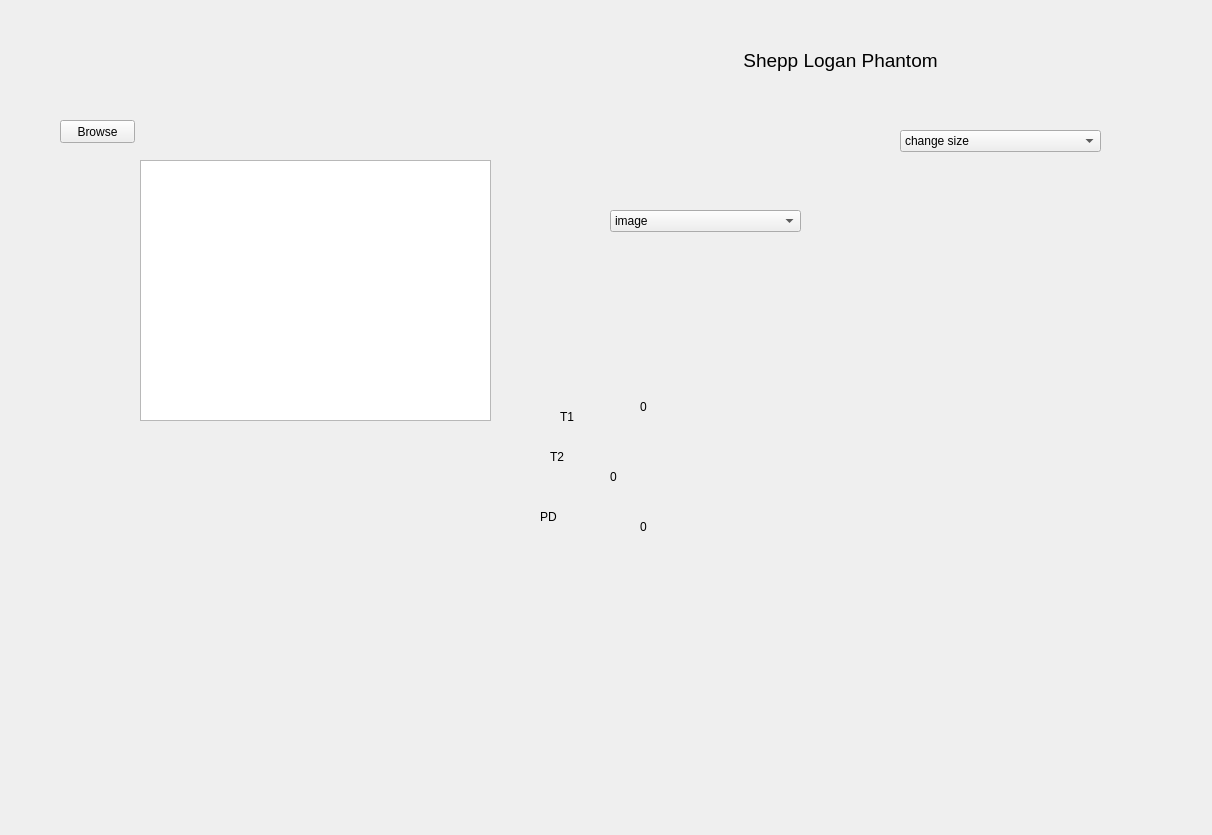
Above: mainWindow.ui from Abdelrahmanhassan1/MRI_Simulator_Python before the change. Below: the same form after it.
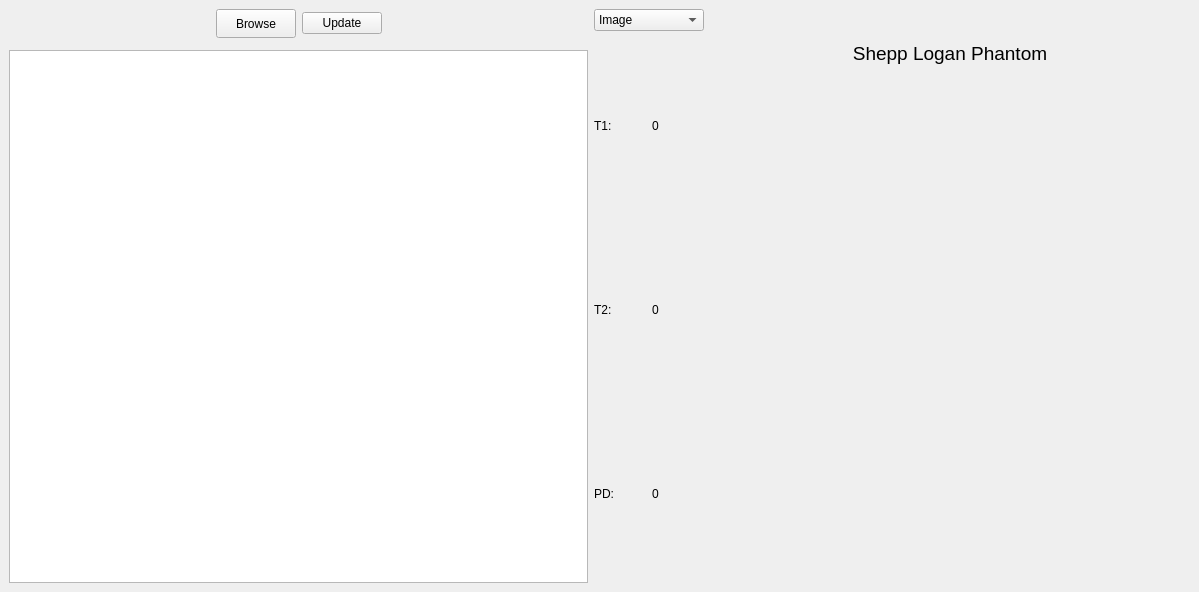
That is the form after the change. Custom widgets are drawn as their Qt base class.

```diff
--- a/mainWindow.ui
+++ b/mainWindow.ui
@@ -6,46 +6,107 @@
    <rect>
     <x>0</x>
     <y>0</y>
-    <width>1212</width>
-    <height>835</height>
+    <width>1199</width>
+    <height>592</height>
    </rect>
   </property>
   <property name="windowTitle">
    <string>MainWindow</string>
   </property>
   <widget class="QWidget" name="centralwidget">
-   <widget class="PlotWidget" name="graphicsView">
-    <property name="geometry">
-     <rect>
-      <x>140</x>
-      <y>160</y>
-      <width>351</width>
-      <height>261</height>
-     </rect>
-    </property>
-   </widget>
-   <widget class="QPushButton" name="pushButton">
-    <property name="geometry">
-     <rect>
-      <x>60</x>
-      <y>120</y>
-      <width>75</width>
-      <height>23</height>
-     </rect>
-    </property>
+   <layout class="QGridLayout" name="gridLayout">
+    <item row="1" column="2" rowspan="3">
+     <layout class="QHBoxLayout" name="horizontalLayout_4">
+      <item>
+       <layout class="QVBoxLayout" name="verticalLayout_2">
+        <item>
+         <widget class="QComboBox" name="comboBox">
+          <item>
+           <property name="text">
+            <string>Image</string>
+           </property>
+          </item>
+          <item>
+           <property name="text">
+            <string>T1 Weighted</string>
+           </property>
+          </item>
+          <item>
+           <property name="text">
+            <string>T2 Weighted</string>
+           </property>
+          </item>
+          <item>
+           <property name="text">
+            <string>Proton Density</string>
+           </property>
+          </item>
+         </widget>
+        </item>
+        <item>
+         <layout class="QVBoxLayout" name="verticalLayout_14">
+          <item>
+           <layout class="QHBoxLayout" name="horizontalLayout_8">
+            <item>
+             <widget class="QLabel" name="label">
+              <property name="text">
+               <string>T1:</string>
+              </property>
+             </widget>
+            </item>
+            <item>
+             <widget class="QLabel" name="label_4">
     <property name="text">
-     <string>Browse</string>
-    </property>
-   </widget>
+               <string>0</string>
+              </property>
+             </widget>
+            </item>
+           </layout>
+          </item>
+          <item>
+           <layout class="QHBoxLayout" name="horizontalLayout_9">
+            <item>
+             <widget class="QLabel" name="label_2">
+              <property name="text">
+               <string>T2:</string>
+              </property>
+             </widget>
+            </item>
+            <item>
+             <widget class="QLabel" name="label_5">
+              <property name="text">
+               <string>0</string>
+              </property>
+             </widget>
+            </item>
+           </layout>
+          </item>
+          <item>
+           <layout class="QHBoxLayout" name="horizontalLayout_10">
+            <item>
+             <widget class="QLabel" name="label_3">
+              <property name="text">
+               <string>PD:</string>
+              </property>
+             </widget>
+            </item>
+            <item>
+             <widget class="QLabel" name="label_6">
+              <property name="text">
+               <string>0</string>
+              </property>
+             </widget>
+            </item>
+           </layout>
+          </item>
+         </layout>
+        </item>
+       </layout>
+      </item>
+      <item>
+       <layout class="QVBoxLayout" name="verticalLayout">
+        <item>
    <widget class="QLabel" name="label_7">
-    <property name="geometry">
-     <rect>
-      <x>740</x>
-      <y>40</y>
-      <width>201</width>
-      <height>41</height>
-     </rect>
-    </property>
     <property name="font">
      <font>
       <pointsize>14</pointsize>
@@ -58,167 +119,87 @@
      <set>Qt::AlignCenter</set>
     </property>
    </widget>
-   <widget class="QLabel" name="label">
-    <property name="geometry">
-     <rect>
-      <x>560</x>
-      <y>410</y>
-      <width>47</width>
-      <height>13</height>
-     </rect>
-    </property>
-    <property name="text">
-     <string>T1</string>
-    </property>
-   </widget>
-   <widget class="QLabel" name="label_2">
-    <property name="geometry">
-     <rect>
-      <x>550</x>
-      <y>450</y>
-      <width>47</width>
-      <height>13</height>
-     </rect>
-    </property>
-    <property name="text">
-     <string>T2</string>
-    </property>
-   </widget>
-   <widget class="QLabel" name="label_3">
-    <property name="geometry">
-     <rect>
-      <x>540</x>
-      <y>510</y>
-      <width>47</width>
-      <height>13</height>
-     </rect>
-    </property>
-    <property name="text">
-     <string>PD</string>
-    </property>
-   </widget>
-   <widget class="QLabel" name="label_4">
-    <property name="geometry">
-     <rect>
-      <x>640</x>
-      <y>400</y>
-      <width>47</width>
-      <height>13</height>
-     </rect>
-    </property>
-    <property name="text">
-     <string>0</string>
-    </property>
-   </widget>
-   <widget class="QLabel" name="label_5">
-    <property name="geometry">
-     <rect>
-      <x>610</x>
-      <y>470</y>
-      <width>47</width>
-      <height>13</height>
-     </rect>
-    </property>
-    <property name="text">
-     <string>0</string>
-    </property>
-   </widget>
-   <widget class="QLabel" name="label_6">
-    <property name="geometry">
-     <rect>
-      <x>640</x>
-      <y>520</y>
-      <width>47</width>
-      <height>13</height>
-     </rect>
-    </property>
-    <property name="text">
-     <string>0</string>
-    </property>
-   </widget>
+        </item>
+        <item>
    <widget class="QLabel" name="phantom_image_label">
-    <property name="geometry">
-     <rect>
-      <x>740</x>
-      <y>250</y>
-      <width>281</width>
-      <height>211</height>
-     </rect>
+          <property name="minimumSize">
+           <size>
+            <width>480</width>
+            <height>480</height>
+           </size>
+          </property>
+          <property name="maximumSize">
+           <size>
+            <width>480</width>
+            <height>480</height>
+           </size>
     </property>
     <property name="text">
      <string/>
     </property>
    </widget>
-   <widget class="QComboBox" name="comboBox">
-    <property name="geometry">
-     <rect>
-      <x>610</x>
-      <y>210</y>
-      <width>191</width>
-      <height>22</height>
-     </rect>
-    </property>
-    <item>
-     <property name="text">
-      <string>image</string>
-     </property>
-    </item>
-    <item>
-     <property name="text">
-      <string>t1 </string>
-     </property>
-    </item>
-    <item>
-     <property name="text">
-      <string>t2</string>
-     </property>
+        </item>
+       </layout>
+      </item>
+     </layout>
     </item>
+    <item row="1" column="1">
+     <layout class="QHBoxLayout" name="horizontalLayout_2">
     <item>
-     <property name="text">
-      <string>t3</string>
-     </property>
-    </item>
-   </widget>
-   <widget class="QComboBox" name="comboBox_2">
-    <property name="geometry">
-     <rect>
-      <x>900</x>
-      <y>130</y>
-      <width>201</width>
-      <height>22</height>
-     </rect>
-    </property>
-    <item>
-     <property name="text">
-      <string>change size</string>
-     </property>
+       <spacer name="horizontalSpacer_2">
+        <property name="orientation">
+         <enum>Qt::Horizontal</enum>
+        </property>
+        <property name="sizeHint" stdset="0">
+         <size>
+          <width>40</width>
+          <height>20</height>
+         </size>
+        </property>
+       </spacer>
     </item>
     <item>
+       <widget class="QPushButton" name="browseFileBtn">
+        <property name="minimumSize">
+         <size>
+          <width>80</width>
+          <height>29</height>
+         </size>
+        </property>
      <property name="text">
-      <string>size 1</string>
-     </property>
+         <string>Browse</string>
+        </property>
+       </widget>
     </item>
     <item>
+       <widget class="QPushButton" name="updateBtn">
      <property name="text">
-      <string>size 2</string>
-     </property>
+         <string>Update</string>
+        </property>
+       </widget>
     </item>
     <item>
-     <property name="text">
-      <string>size 3</string>
-     </property>
-    </item>
-   </widget>
-  </widget>
-  <widget class="QMenuBar" name="menubar">
-   <property name="geometry">
-    <rect>
-     <x>0</x>
-     <y>0</y>
-     <width>1212</width>
-     <height>21</height>
-    </rect>
-   </property>
+       <spacer name="horizontalSpacer">
+        <property name="orientation">
+         <enum>Qt::Horizontal</enum>
+        </property>
+        <property name="sizeHint" stdset="0">
+         <size>
+          <width>40</width>
+          <height>20</height>
+         </size>
+        </property>
+       </spacer>
+      </item>
+     </layout>
+    </item>
+    <item row="2" column="1">
+     <layout class="QVBoxLayout" name="verticalLayout_3"/>
+    </item>
+    <item row="3" column="1">
+     <widget class="PlotWidget" name="signalPlot"/>
+    </item>
+   </layout>
   </widget>
  </widget>
  <customwidgets>
```
Lines whose indentation alone changed are shown as unchanged.
